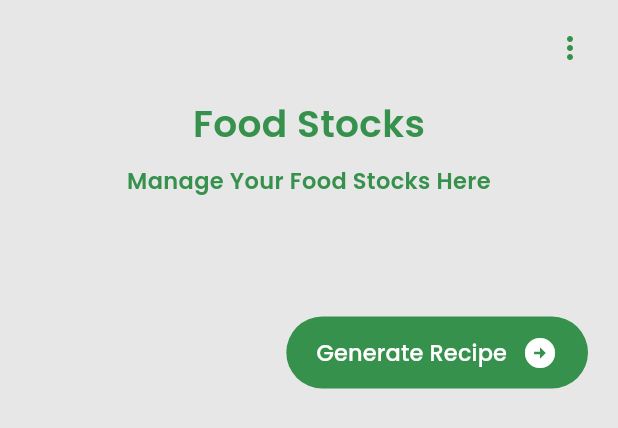
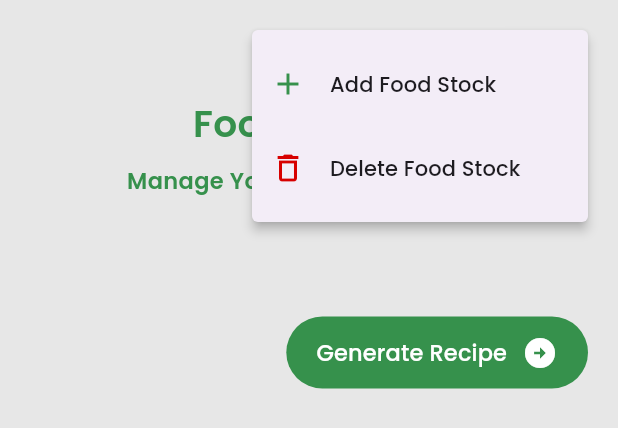
Before and after one commit to Fadhillatmojo/foose_gsc, a Flutter app: the FoodStockPage widget shown alone on an empty page, opened directly, after a tap on the "more vert" icon, on a phone screen of 412 x 824 dp. Shown: the top 428 px of the screen. Run offline on Flutter 3.47's test engine with Material 3 defaults, Android fonts, the phone set to English and light mode, and no system bars; our stand-ins replace bloc, camera, cloud_firestore, equatable, firebase_auth, firebase_core and 4 more; accounts and stored records are empty.

Commit message:
feat: add foodstock page

```diff
--- a/lib/ui/pages/foodStock/foodstock_page.dart
+++ b/lib/ui/pages/foodStock/foodstock_page.dart
@@ -3,6 +3,7 @@ import 'package:collection/collection.dart';
 import 'package:firebase_auth/firebase_auth.dart';
 import 'package:flutter/material.dart';
 import 'package:foose_gsc/shared/shared.dart';
+import 'package:foose_gsc/ui/pages/foodStock/add_foodstock_page.dart';
 import 'package:foose_gsc/ui/widgets/widgets.dart';
 
 class FoodStockPage extends StatefulWidget {
@@ -111,26 +112,75 @@ class _FoodStockPageState extends State<FoodStockPage> {
             crossAxisAlignment: CrossAxisAlignment.end,
             children: [
               Column(children: [
-                GestureDetector(
-                  onTap: () {
-                    // Ubah warna kontainer menjadi abu-abu sejenak ketika diklik
-                    setState(() {
-                      _containerColor = AppColors
-                          .microInteractionGreyColor; // Warna abu-abu dengan opasitas 0.5
-                    });
+                // GestureDetector(
+                //   onTap: () {
+                //     // Ubah warna kontainer menjadi abu-abu sejenak ketika diklik
+                //     setState(() {
+                //       _containerColor = AppColors
+                //           .microInteractionGreyColor; // Warna abu-abu dengan opasitas 0.5
+                //     });
 
-                    // Kembalikan warna kontainer ke semula setelah beberapa waktu
-                    Future.delayed(const Duration(milliseconds: 200), () {
-                      setState(() {
-                        _containerColor =
-                            Colors.transparent; // Kembalikan ke transparan
-                      });
-                    });
+                //     // Kembalikan warna kontainer ke semula setelah beberapa waktu
+                //     Future.delayed(const Duration(milliseconds: 200), () {
+                //       setState(() {
+                //         _containerColor =
+                //             Colors.transparent; // Kembalikan ke transparan
+                //       });
+                //     });
+                //   },
+                //   child: Container(
+                //     decoration: BoxDecoration(
+                //       borderRadius: BorderRadius.circular(
+                //           10.0), // Adjust the value as needed
+                //       color: _containerColor,
+                //     ),
+                //     child: const Icon(
+                //       Icons.more_vert_outlined,
+                //       color: AppColors.primaryColor,
+                //     ),
+                //   ),
+                // ),
+                PopupMenuButton<String>(
+                  onSelected: (value) {
+                    if (value == 'add') {
+                      // Tindakan untuk menambahkan food stock ke halaman add
+                      Navigator.push(
+                        context,
+                        MaterialPageRoute(
+                          builder: (context) => AddFoodStock(),
+                        ),
+                      );
+                    } else if (value == 'delete') {
+                      // Tindakan untuk menghapus food stock
+                      // Misalnya, tampilkan dialog konfirmasi untuk menghapus food stock
+                    }
                   },
+                  itemBuilder: (BuildContext context) =>
+                      <PopupMenuEntry<String>>[
+                    const PopupMenuItem<String>(
+                      value: 'add',
+                      child: ListTile(
+                        leading: Icon(
+                          Icons.add,
+                          color: AppColors.primaryColor,
+                        ),
+                        title: Text('Add Food Stock'),
+                      ),
+                    ),
+                    const PopupMenuItem<String>(
+                      value: 'delete',
+                      child: ListTile(
+                        leading: Icon(
+                          Icons.delete_outline,
+                          color: AppColors.redColor,
+                        ),
+                        title: Text('Delete Food Stock'),
+                      ),
+                    ),
+                  ],
                   child: Container(
                     decoration: BoxDecoration(
-                      borderRadius: BorderRadius.circular(
-                          10.0), // Adjust the value as needed
+                      borderRadius: BorderRadius.circular(10.0),
                       color: _containerColor,
                     ),
                     child: const Icon(
```
Also changed, not shown: lib/ui/pages/foodStock/add_foodstock_page.dart (added, +40 -0 lines).
